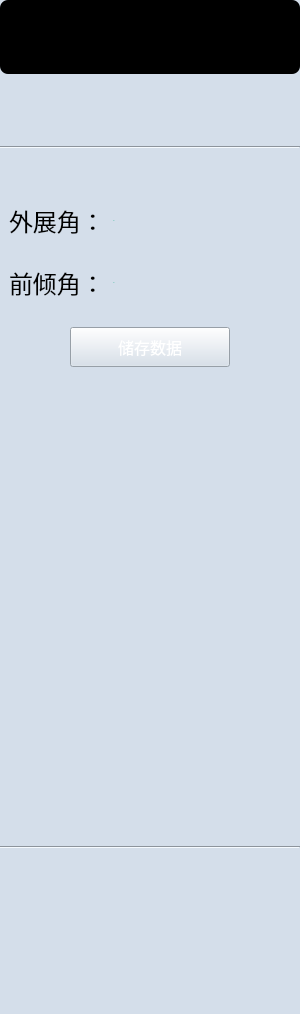
The window that Plugins/org.mitk.lancet.postoperativeoutcome/src/internal/QPostoperativeOutcomeControls.ui (zhaomengxiao/LancetMITK-Adition) describes before a commit, drawn with Qt 5.
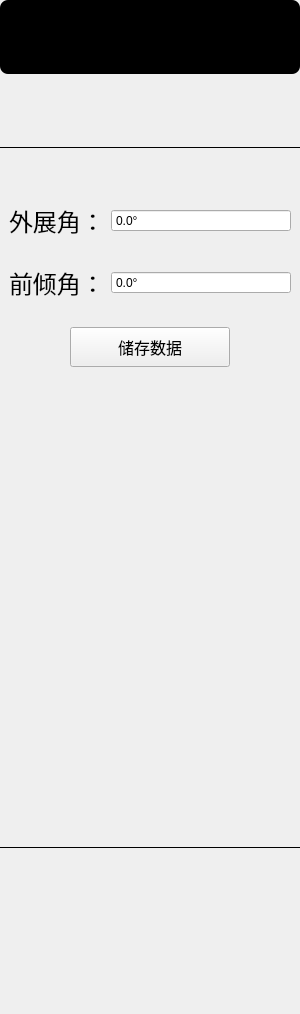
The same window after the commit. Icons and pictures are not drawn.

Diff of the .ui file:
```diff
--- a/Plugins/org.mitk.lancet.postoperativeoutcome/src/internal/QPostoperativeOutcomeControls.ui
+++ b/Plugins/org.mitk.lancet.postoperativeoutcome/src/internal/QPostoperativeOutcomeControls.ui
@@ -32,7 +32,7 @@
    <string>硬件准备</string>
   </property>
   <property name="styleSheet">
-   <string notr="true">background:#d4deea;</string>
+   <string notr="true"/>
   </property>
   <property name="currentIndex" stdset="0">
    <number>0</number>
@@ -103,8 +103,10 @@
        </size>
       </property>
       <property name="styleSheet">
-       <string notr="true">border-image: url(:org.mitk.lancet.postoperativeoutcome/image/fenge.png);
-</string>
+       <string notr="true"/>
+      </property>
+      <property name="frameShadow">
+       <enum>QFrame::Plain</enum>
       </property>
       <property name="orientation">
        <enum>Qt::Horizontal</enum>
@@ -194,19 +196,13 @@
         <property name="font">
          <font>
           <family>Arial</family>
-          <pointsize>-1</pointsize>
           <weight>50</weight>
           <italic>false</italic>
           <bold>false</bold>
          </font>
         </property>
         <property name="styleSheet">
-         <string notr="true">QDoubleSpinBox{
-color: rgb(0, 170, 127);
-border-radius: 5px;
-background-color: transparent;
-font:58px 'Arial';
-}</string>
+         <string notr="true"/>
         </property>
         <property name="readOnly">
          <bool>true</bool>
@@ -227,19 +223,13 @@
         <property name="font">
          <font>
           <family>Arial</family>
-          <pointsize>-1</pointsize>
           <weight>50</weight>
           <italic>false</italic>
           <bold>false</bold>
          </font>
         </property>
         <property name="styleSheet">
-         <string notr="true">QDoubleSpinBox{
-color: rgb(0, 170, 127);
-border-radius: 5px;
-background-color: transparent;
-font:58px 'Arial';
-}</string>
+         <string notr="true"/>
         </property>
         <property name="readOnly">
          <bool>true</bool>
@@ -309,24 +299,7 @@
          </font>
         </property>
         <property name="styleSheet">
-         <string notr="true">QPushButton{
-	border-image: url(:org.mitk.lancet.postoperativeoutcome/image/default.png);
-	color:white;
-}
-QPushButton::hover
-{
-	border-image: url(:org.mitk.lancet.postoperativeoutcome/image/on.png);
-	color:balck;
-}
-QPushButton::disabled
-{
-	border-image: url(:org.mitk.lancet.postoperativeoutcome/image/disabled.png);	
-	color: rgb(153, 153, 153);
-}
-QPushButton::pressed { 
-	padding-left:6px;
-	padding-top:6px;
-}</string>
+         <string notr="true"/>
         </property>
         <property name="text">
          <string>储存数据</string>
@@ -370,8 +343,10 @@
        </size>
       </property>
       <property name="styleSheet">
-       <string notr="true">border-image: url(:org.mitk.lancet.postoperativeoutcome/image/fenge.png);
-</string>
+       <string notr="true"/>
+      </property>
+      <property name="frameShadow">
+       <enum>QFrame::Plain</enum>
       </property>
       <property name="orientation">
        <enum>Qt::Horizontal</enum>
@@ -389,25 +364,6 @@
       <property name="styleSheet">
        <string notr="true"/>
       </property>
-      <widget class="QLabel" name="label">
-       <property name="geometry">
-        <rect>
-         <x>2</x>
-         <y>2</y>
-         <width>54</width>
-         <height>16</height>
-        </rect>
-       </property>
-       <property name="font">
-        <font>
-         <family>黑体</family>
-         <pointsize>12</pointsize>
-        </font>
-       </property>
-       <property name="text">
-        <string/>
-       </property>
-      </widget>
      </widget>
     </item>
     <item>
```
Left out of the diff: 4 changed lines with no effect on the pictures.
